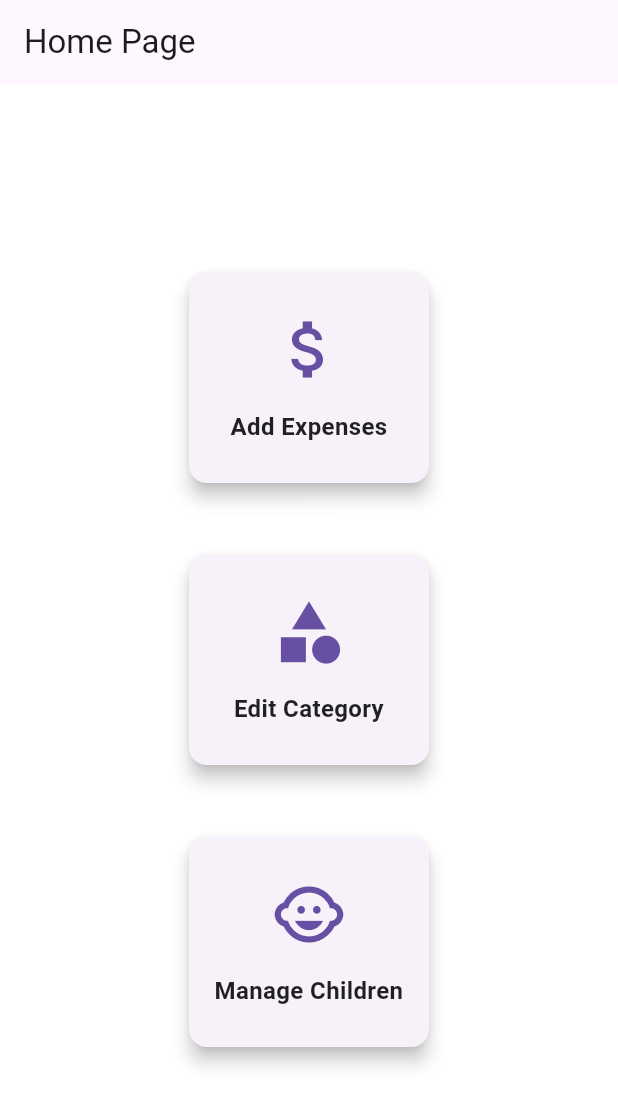
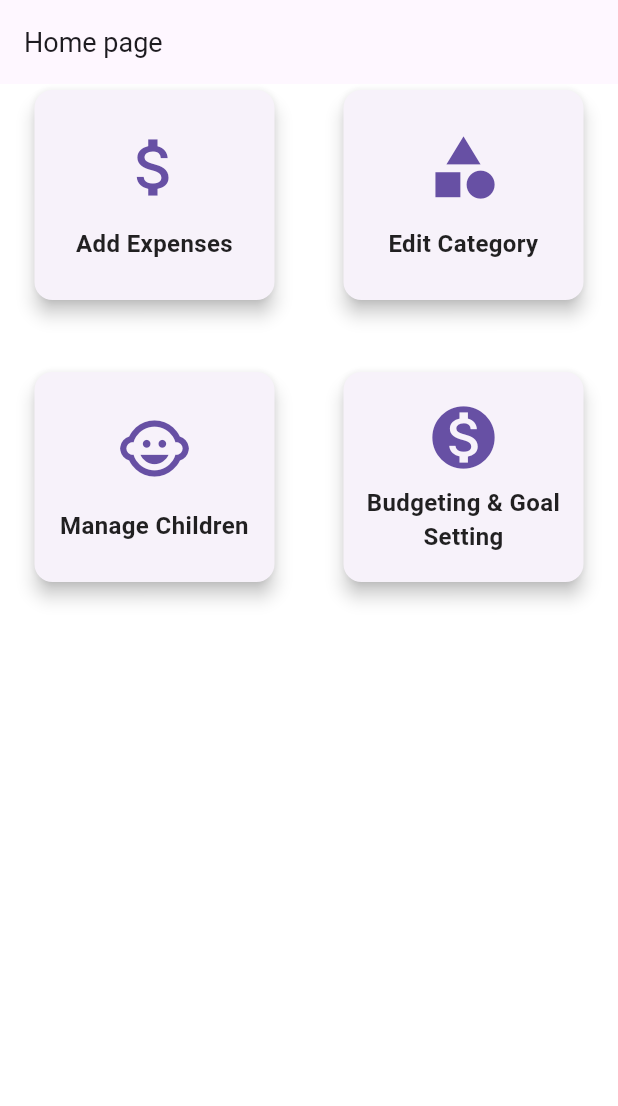
Before and after one commit to Tamiru-Alemnew/flutter-2024-proj-riverpod, a Flutter app: the LandingPage screen opened directly, on a phone screen of 412 x 824 dp. Shown: the top 1106 px of the screen. Run offline on Flutter 3.47's test engine with Material 3 defaults, Android fonts, the phone set to English and light mode, and no system bars.

Commit message:
finilize the pages

```diff
--- a/family_cash_manager/lib/Pages/children.dart
+++ b/family_cash_manager/lib/Pages/children.dart
@@ -16,7 +16,6 @@ class MangeChildren extends StatelessWidget {
     return Scaffold(
       drawer: const CommonSideBar(),
       appBar: AppBar(
-        backgroundColor: Colors.black45,
         title: const Text('Family Cash Manager'),
       ),
       body:  ChildrenPage(),
--- a/family_cash_manager/lib/Pages/edit_category.dart
+++ b/family_cash_manager/lib/Pages/edit_category.dart
@@ -10,7 +10,6 @@ class EditCatagoryPage extends StatelessWidget {
     return Scaffold(
       drawer: const CommonSideBar(),
       appBar: AppBar(
-        backgroundColor: Colors.black45,
         title: const Text('Family Cash Manager'),
       ),
       body: const EditExpense(),
@@ -39,7 +38,8 @@ class _EditExpenseState extends State<EditExpense> {
           style: TextStyle(fontSize: 18),
         ),
       ),
-      body: Padding(
+      body: SingleChildScrollView(
+        child: Padding(
         padding: const EdgeInsets.all(20.0),
         child: Column(
           crossAxisAlignment: CrossAxisAlignment.start,
@@ -120,6 +120,7 @@ class _EditExpenseState extends State<EditExpense> {
           ],
         ),
       ),
+      )
     );
   }
 
--- a/family_cash_manager/lib/Pages/home_page.dart
+++ b/family_cash_manager/lib/Pages/home_page.dart
@@ -1,3 +1,4 @@
+import 'package:family_cash_manager/Pages/budgeting_goal.dart';
 import 'package:flutter/material.dart';
 import 'package:family_cash_manager/Pages/children.dart';
 import 'package:family_cash_manager/widgets/common_sidebar.dart';
@@ -12,7 +13,6 @@ class HomePage extends StatelessWidget {
     return Scaffold(
       drawer: const CommonSideBar(),
       appBar: AppBar(
-        backgroundColor: Colors.black45,
         title: const Text('Family Cash Manager'),
       ),
       body: const LandingPage(),
@@ -26,14 +26,21 @@ class LandingPage extends StatelessWidget {
   @override
   Widget build(BuildContext context) {
     return Scaffold(
-      backgroundColor: Colors.white,
      appBar: AppBar(
-        title: Text('Home Page'),
+        scrolledUnderElevation: 0.0,
+        title: Text(
+          'Home page',
+          style: TextStyle(fontSize: 18),
         ),
-      body: Center(
+      ),
+      body: SingleChildScrollView(
+        child: Center(
         child: Column(
           mainAxisAlignment: MainAxisAlignment.center,
           crossAxisAlignment: CrossAxisAlignment.center,
+          children: [
+           Row(
+            mainAxisAlignment: MainAxisAlignment.spaceAround,
             children: [
                _buildCard(
               context,
@@ -41,23 +48,37 @@ class LandingPage extends StatelessWidget {
               AddExpense(),
               Icons.attach_money,
             ),
-            SizedBox(height: 40),
+
             _buildCard(
               context,
               "Edit Category",
               EditCatagoryPage(),
               Icons.category,
             ),
+            ],
+           ),
            SizedBox(height: 40),
+          Row(
+            mainAxisAlignment: MainAxisAlignment.spaceAround,
+            children: [
                     _buildCard(
                       context,
                       "Manage Children",
                       MangeChildren(),
                       Icons.child_care,
                     ),
+                    _buildCard(
+                      context,
+                      "Budgeting & Goal Setting",
+                      BudgetAndGoal(),
+                      Icons.monetization_on,
+                    ),
+            ],
+          )
           ],
         ),
       ),
+      )
     );
   }
 
--- a/family_cash_manager/lib/Pages/signup.dart
+++ b/family_cash_manager/lib/Pages/signup.dart
@@ -2,7 +2,6 @@ import 'package:flutter/material.dart';
 import 'package:family_cash_manager/styling/colors.dart';
 import 'package:family_cash_manager/styling/paddings_and_margins.dart';
 import 'package:family_cash_manager/styling/typography.dart';
-import 'package:family_cash_manager/widgets/create_account_button.dart';
 import 'package:family_cash_manager/widgets/signup_textfeilds.dart';
 
 class SignUp extends StatelessWidget {
--- a/family_cash_manager/lib/widgets/create_account_button.dart
+++ b/family_cash_manager/lib/widgets/create_account_button.dart
@@ -1,9 +1,5 @@
 import 'package:family_cash_manager/Pages/home_page.dart';
 import 'package:flutter/material.dart';
-import '../styling/colors.dart';
-import '../styling/heights_and_widths.dart';
-import '../styling/paddings_and_margins.dart';
-import '../styling/typography.dart';
 
 class CreateAccountButton extends StatelessWidget {
   const CreateAccountButton({super.key});
```
Also changed, not shown: family_cash_manager/lib/main.dart (+0 -8 lines). Lines whose indentation alone changed are shown as unchanged.
